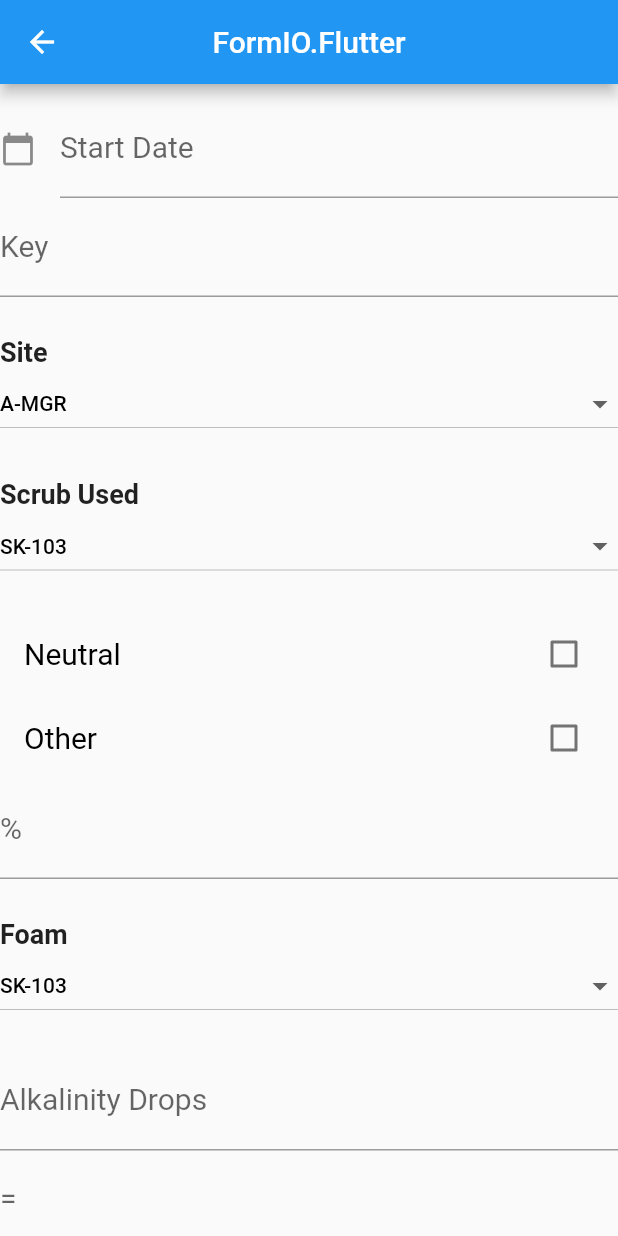
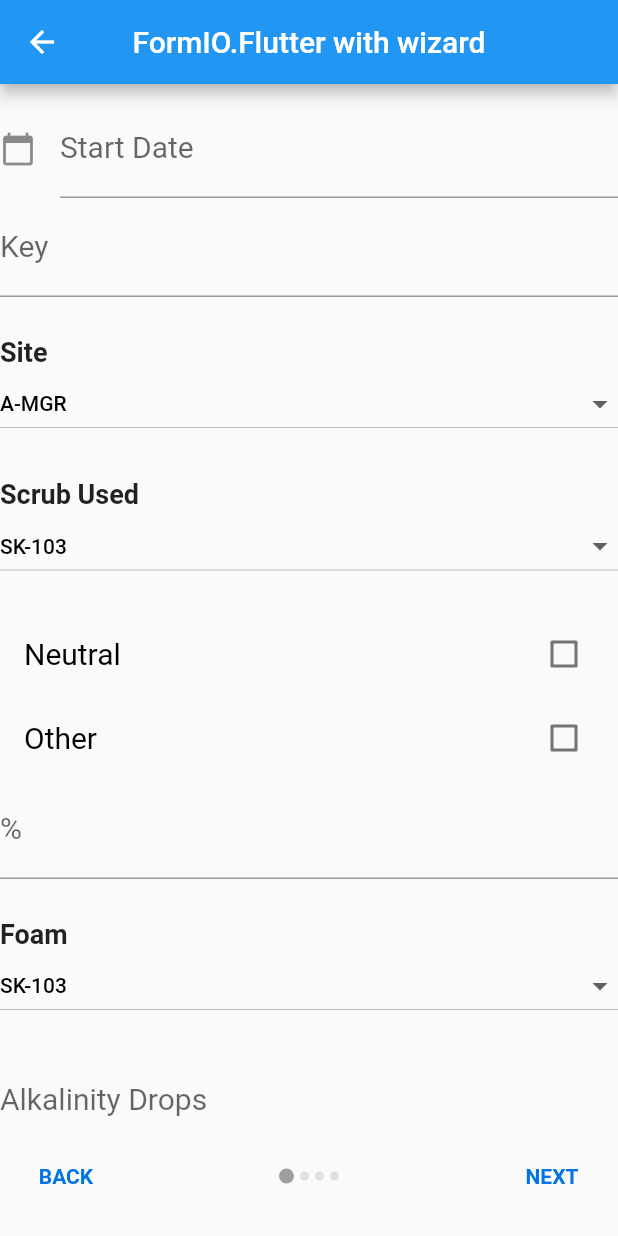
Before and after one commit to emtec-de/formio_flutter, a Flutter app: the screen it shows after launch, after a tap on "Pagination", on a phone screen of 412 x 824 dp. Run offline on Flutter 3.47's test engine with Material 2 defaults, Android fonts, the phone set to English and light mode, and no system bars; our stand-ins replace file_picker, font_awesome_flutter, math_expressions.

Commit message:
Added pagination and no-paginated example

```diff
--- a/example/lib/menu.dart
+++ b/example/lib/menu.dart
@@ -10,7 +10,7 @@ class MenuPage extends StatelessWidget {
       ),
       body: ListView(
         physics: BouncingScrollPhysics(),
-        padding: EdgeInsets.symmetric(horizontal: 5.0),
+        padding: EdgeInsets.symmetric(horizontal: 7.0, vertical: 4.0),
         children: [
           ElevatedButton(
               onPressed: () => Navigator.pushNamed(context, 'demonstration',
@@ -45,13 +45,12 @@ class MenuPage extends StatelessWidget {
                   arguments: 'signature'),
               child: Text('Signature')),
           ElevatedButton(
-              onPressed: () => Navigator.pushNamed(context, 'demonstration',
-                  arguments: 'pagination'),
+              onPressed: () => Navigator.pushNamed(context, 'pagination'),
               child: Text('Pagination')),
           ElevatedButton(
               onPressed: () => Navigator.pushNamed(context, 'demonstration',
                   arguments: 'multi'),
-              child: Text('multi')),
+              child: Text('NoPagination')),
         ],
       ),
     );
--- a/example/lib/routes/routes.dart
+++ b/example/lib/routes/routes.dart
@@ -2,11 +2,15 @@ import 'package:flutter/material.dart';
 import 'package:flutter/widgets.dart';
 import 'package:formio_flutter_example/menu.dart';
 import 'package:formio_flutter_example/screens/demonstration.dart';
+import 'package:formio_flutter_example/screens/pagination.dart';
 
 Route generateRoutes(RouteSettings settings) {
   switch (settings.name) {
     case 'menu':
       return MaterialPageRoute(builder: (context) => MenuPage());
+      break;
+    case 'pagination':
+      return MaterialPageRoute(builder: (context) => PaginationPage());
       break;
     case 'demonstration':
       return MaterialPageRoute(
--- /dev/null
+++ b/example/lib/screens/pagination.dart
@@ -0,0 +1,160 @@
+import 'dart:convert';
+
+import 'package:flutter/material.dart';
+import 'package:flutter/services.dart';
+import 'package:formio_flutter/formio_flutter.dart';
+
+class PaginationPage extends StatefulWidget {
+  @override
+  _PaginationPageState createState() => _PaginationPageState();
+}
+
+class _PaginationPageState extends State<PaginationPage>
+    implements ClickListener {
+  PageController controller;
+  FormCollection _formCollection;
+  Future<List<Widget>> _widgets;
+  int _index = 0;
+
+  @override
+  void initState() {
+    super.initState();
+    controller = PageController(viewportFraction: 1.0);
+  }
+
+  @override
+  Widget build(BuildContext context) {
+    _widgets ??= _buildWidget(context);
+    return Scaffold(
+      appBar: AppBar(
+        title: Text('FormIO.Flutter with wizard'),
+        centerTitle: true,
+      ),
+      body: FutureBuilder<List<Widget>>(
+        future: _widgets,
+        builder: (context, AsyncSnapshot<List<Widget>> snapshot) {
+          switch (snapshot.connectionState) {
+            case ConnectionState.done:
+              return (snapshot.hasData)
+                  ? Column(
+                      children: [
+                        Expanded(
+                          child: PageView(
+                            controller: controller,
+                            physics: NeverScrollableScrollPhysics(),
+                            onPageChanged: (value) => setState(
+                              () => _index = value,
+                            ),
+                            children: snapshot.data,
+                          ),
+                        ),
+                        Container(
+                          margin: EdgeInsets.symmetric(vertical: 16),
+                          child: Row(
+                            mainAxisAlignment: MainAxisAlignment.spaceBetween,
+                            children: <Widget>[
+                              FlatButton(
+                                onPressed: (_index == 0)
+                                    ? null
+                                    : () {
+                                        controller.animateToPage(
+                                          _index - 1,
+                                          duration: Duration(milliseconds: 400),
+                                          curve: Curves.linear,
+                                        );
+                                      },
+                                splashColor: Colors.blue[50],
+                                child: Text(
+                                  "back".toUpperCase(),
+                                  style: TextStyle(
+                                    color: Color(0xFF0074E4),
+                                    fontWeight: FontWeight.w600,
+                                  ),
+                                ),
+                              ),
+                              Container(
+                                child: Row(
+                                  children: [
+                                    for (int i = 0;
+                                        i < snapshot.data.length;
+                                        i++)
+                                      i == _index
+                                          ? _buildPageIndicator(true)
+                                          : _buildPageIndicator(false),
+                                  ],
+                                ),
+                              ),
+                              FlatButton(
+                                onPressed: (_index != snapshot.data.length - 1)
+                                    ? () => controller.animateToPage(_index + 1,
+                                        duration: Duration(milliseconds: 500),
+                                        curve: Curves.linear)
+                                    : () => onClicked(""),
+                                splashColor: Colors.blue[50],
+                                child: (_index != snapshot.data.length - 1)
+                                    ? Text(
+                                        "next".toUpperCase(),
+                                        style: TextStyle(
+                                          color: Color(0xFF0074E4),
+                                          fontWeight: FontWeight.w600,
+                                        ),
+                                      )
+                                    : Text(
+                                        "save".toUpperCase(),
+                                        style: TextStyle(
+                                          color: Color(0xFF000000),
+                                          fontWeight: FontWeight.w600,
+                                        ),
+                                      ),
+                              ),
+                            ],
+                          ),
+                        )
+                      ],
+                    )
+                  : Center(
+                      child: CircularProgressIndicator(),
+                    );
+              break;
+            case ConnectionState.waiting:
+              return Center(
+                child: CircularProgressIndicator(),
+              );
+              break;
+            case ConnectionState.none:
+              return Center(
+                child: CircularProgressIndicator(),
+              );
+            default:
+              return Center(
+                child: CircularProgressIndicator(),
+              );
+          }
+        },
+      ),
+    );
+  }
+
+  Future<List<Widget>> _buildWidget(BuildContext context) async {
+    String _json = await rootBundle.loadString('assets/multi.json');
+    _formCollection = FormCollection.fromJson(json.decode(_json));
+    return WidgetParserBuilder.buildWidgets(_formCollection, context, this);
+  }
+
+  Widget _buildPageIndicator(bool isCurrentPage) {
+    return Container(
+      margin: EdgeInsets.symmetric(horizontal: 2.0),
+      height: isCurrentPage ? 10.0 : 6.0,
+      width: isCurrentPage ? 10.0 : 6.0,
+      decoration: BoxDecoration(
+        color: isCurrentPage ? Colors.grey : Colors.grey[300],
+        borderRadius: BorderRadius.circular(12),
+      ),
+    );
+  }
+
+  @override
+  void onClicked(String event) {
+    print("CLICKED");
+  }
+}
```
Also changed, not shown: 1 other file.
